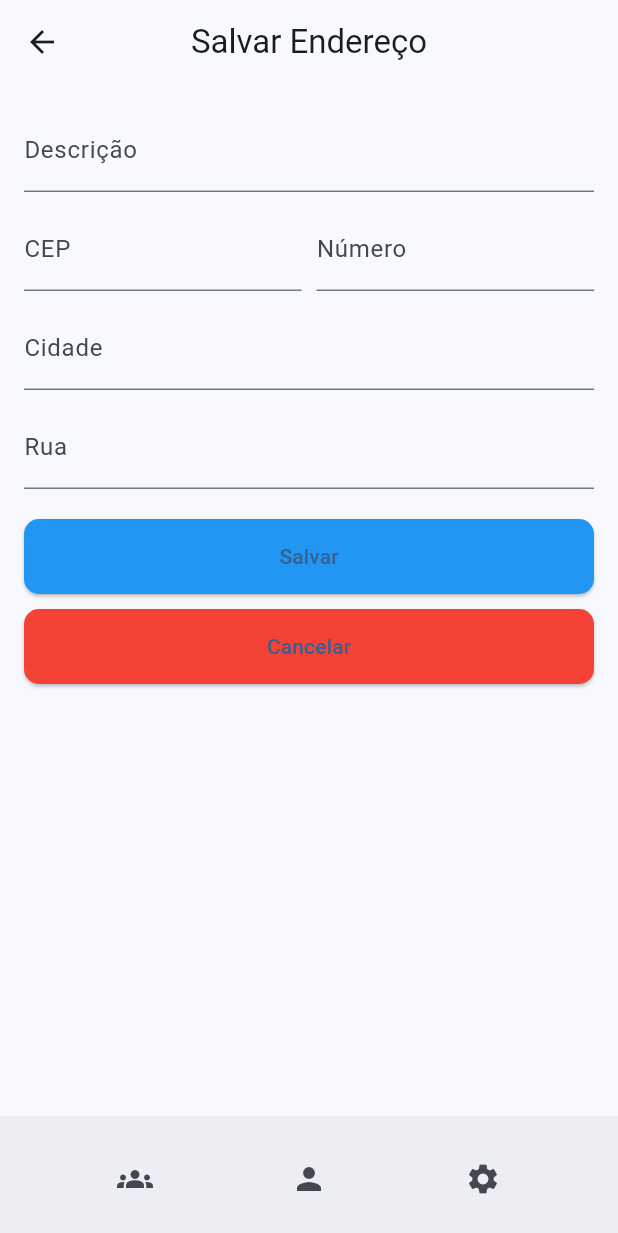
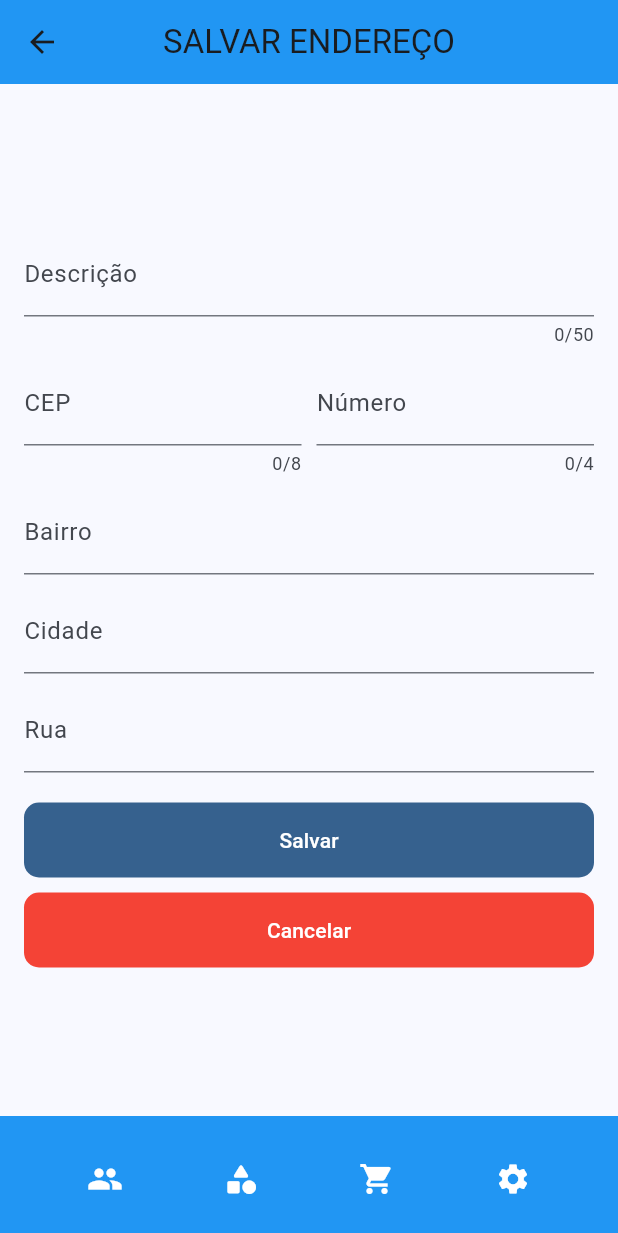
Before and after one commit to gustavoc0imbra/mysales-flutter-app, a Flutter app: the AddressFormScreen screen opened by its route, on a phone screen of 412 x 824 dp. Shown: the top 1233 px of the screen. Run offline on Flutter 3.47's test engine with Material 3 defaults, Android fonts, the light colour scheme and no system bars; network calls fail.

Commit message:
Address flow start

```diff
--- a/lib/screens/address_form_screen.dart
+++ b/lib/screens/address_form_screen.dart
@@ -1,34 +1,59 @@
 import 'package:flutter/material.dart';
+import 'package:flutter/services.dart';
+import 'package:mysalesflutterapp/services/AddressService.dart';
 
-class AddressFormScreen extends StatelessWidget {
+class AddressFormScreen extends StatefulWidget {
   const AddressFormScreen({super.key});
 
   @override
+  _AddressFormState createState() => _AddressFormState();
+}
+
+class _AddressFormState extends State<AddressFormScreen> {
+  final Addressservice addressservice = Addressservice();
+
+  final TextEditingController _descriptionController = TextEditingController();
+  final TextEditingController _zipCodeController = TextEditingController();
+  final TextEditingController _addressnumberController = TextEditingController();
+  final TextEditingController _cityController = TextEditingController();
+  final TextEditingController _streetController = TextEditingController();
+
+  void fetchZipCode(String zipCode) async {
+
+    if(zipCode.length != 8) {
+      return;
+    }
+
+    Map<String, dynamic> result = await addressservice.searchAddress(zipCode);
+  }
+
+  @override
   Widget build(BuildContext context) {
-    final TextEditingController _descriptionController = TextEditingController();
-    final TextEditingController _cepController = TextEditingController();
-    final TextEditingController _addressnumberController = TextEditingController();
-    final TextEditingController _cityController = TextEditingController();
-    final TextEditingController _streetController = TextEditingController();
-
     return Scaffold(
-      appBar: AppBar(title: const Text('Salvar Endereço'), centerTitle: true),
+      appBar: AppBar(title: const Text('SALVAR ENDEREÇO'), centerTitle: true, backgroundColor: Colors.blue,),
       body: Padding(
         padding: const EdgeInsets.all(16.0),
-        child: SingleChildScrollView(
+        child: Form(
           child: Column(
+            mainAxisAlignment: MainAxisAlignment.center,
             children: [
               TextField(
                 controller: _descriptionController,
                 decoration: const InputDecoration(labelText: 'Descrição'),
+                maxLength: 50,
               ),
               const SizedBox(height: 10),
               Row(
                 children: [
                   Expanded(
                     child: TextField(
-                      controller: _cepController,
+                      controller: _zipCodeController,
                       decoration: const InputDecoration(labelText: 'CEP'),
+                      inputFormatters: <TextInputFormatter>[
+                        FilteringTextInputFormatter.digitsOnly,
+                      ],
+                      maxLength: 8,
+                      onChanged: (value) => fetchZipCode(value),
                     ),
                   ),
                   const SizedBox(width: 10),
@@ -36,9 +61,18 @@ class AddressFormScreen extends StatelessWidget {
                     child: TextField(
                       controller: _addressnumberController,
                       decoration: const InputDecoration(labelText: 'Número'),
+                      inputFormatters: <TextInputFormatter>[
+                        FilteringTextInputFormatter.digitsOnly
+                      ],
+                      maxLength: 4,
                     ),
                   ),
                 ],
+              ),
+              const SizedBox(height: 10),
+              TextField(
+                /* controller: _cityController, */
+                decoration: const InputDecoration(labelText: 'Bairro'),
               ),
               const SizedBox(height: 10),
               TextField(
@@ -53,12 +87,11 @@ class AddressFormScreen extends StatelessWidget {
               const SizedBox(height: 20),
               Column(
                 children: [
-                  ElevatedButton(
+                  FilledButton(
                     onPressed: () {
                       // ação de salvar
                     },
-                    style: ElevatedButton.styleFrom(
-                      backgroundColor: Colors.blue,
+                    style: FilledButton.styleFrom(
                       shape: RoundedRectangleBorder(
                         borderRadius: BorderRadius.circular(10),
                       ),
@@ -67,12 +100,12 @@ class AddressFormScreen extends StatelessWidget {
                     child: const Text('Salvar'),
                   ),
                   const SizedBox(height: 10),
-                  ElevatedButton(
+                  FilledButton(
                     onPressed: () {
                       // ação de cancelar
                       Navigator.pop(context);
                     },
-                    style: ElevatedButton.styleFrom(
+                    style: FilledButton.styleFrom(
                       backgroundColor: Colors.red,
                       shape: RoundedRectangleBorder(
                         borderRadius: BorderRadius.circular(10),
@@ -85,31 +118,43 @@ class AddressFormScreen extends StatelessWidget {
               ),
             ],
           ),
-        ),
+        )
       ),
       bottomNavigationBar: BottomAppBar(
+        color: Colors.blue,
         child: Padding(
-          padding: const EdgeInsets.symmetric(horizontal: 50.0, vertical: 10),
+          padding: const EdgeInsets.symmetric(horizontal: 30.0, vertical: 10),
           child: Row(
             mainAxisAlignment: MainAxisAlignment.spaceBetween,
             children: [
               IconButton(
-                icon: const Icon(Icons.groups),
+                icon: const Icon(Icons.group, color: Colors.white),
                 onPressed: () {
-                  // ação para tela de grupo
+                  Navigator.pushNamed(context, '/');
                 },
+                tooltip: "Clientes",
+                isSelected: true,
               ),
               IconButton(
-                icon: const Icon(Icons.person),
+                icon: const Icon(Icons.category_rounded, color: Colors.white),
                 onPressed: () {
-                  // ação para tela de pessoa
+                  // Ir para tela de produtos
                 },
+                tooltip: "Produtos",
               ),
               IconButton(
-                icon: const Icon(Icons.settings),
+                icon: const Icon(Icons.shopping_cart, color: Colors.white),
                 onPressed: () {
-                  // ação para configurações
+                  //Ir para tela de vendas
                 },
+                tooltip: "Vendas",
+              ),
+              IconButton(
+                icon: const Icon(Icons.settings, color: Colors.white),
+                onPressed: () {
+                  // ação futura
+                },
+                tooltip: "Configurações",
               ),
             ],
           ),
--- a/lib/screens/customer_list_screen.dart
+++ b/lib/screens/customer_list_screen.dart
@@ -88,7 +88,7 @@ class _CustomerListState extends State<CustomerListScreen> {
                 Padding(
                   padding: EdgeInsets.all(8),
                   child: Row(
-                    mainAxisAlignment: MainAxisAlignment.end,
+                    mainAxisAlignment: MainAxisAlignment.center,
                     children: <Widget>[
                       FilledButton.icon(
                         onPressed: () => Navigator.pushNamed(context, '/save-customer'),
@@ -99,7 +99,7 @@ class _CustomerListState extends State<CustomerListScreen> {
                       FilledButton.icon(
                         onPressed: () => Navigator.pushNamed(context, '/customer/address'),
                         icon: Icon(Icons.home),
-                        label: const Text("Editar")
+                        label: const Text("End.")
                       ),
                       SizedBox(width: 10,),
                       FilledButton.icon(
--- a/lib/services/CustomerService.dart
+++ b/lib/services/CustomerService.dart
@@ -23,11 +23,7 @@ class CustomerService {
 
     Map<String, dynamic> json = jsonDecode(data);
 
-    print("Antes Erro");
-
     Customer result = Customer.fromJson(json);
-
-    print("Depois erro");
 
     return {"success": true, "customer": result};
   }
```
Also changed, not shown: lib/models/Address.dart (added, +14 -0 lines), lib/services/AddressService.dart (added, +29 -0 lines).
